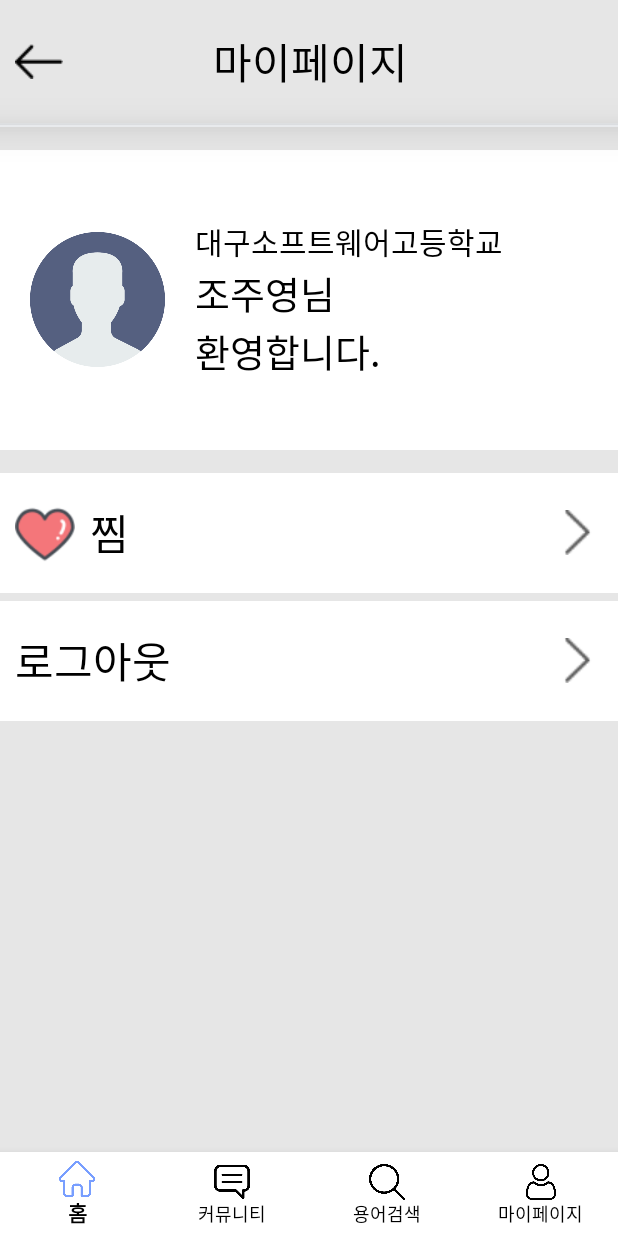
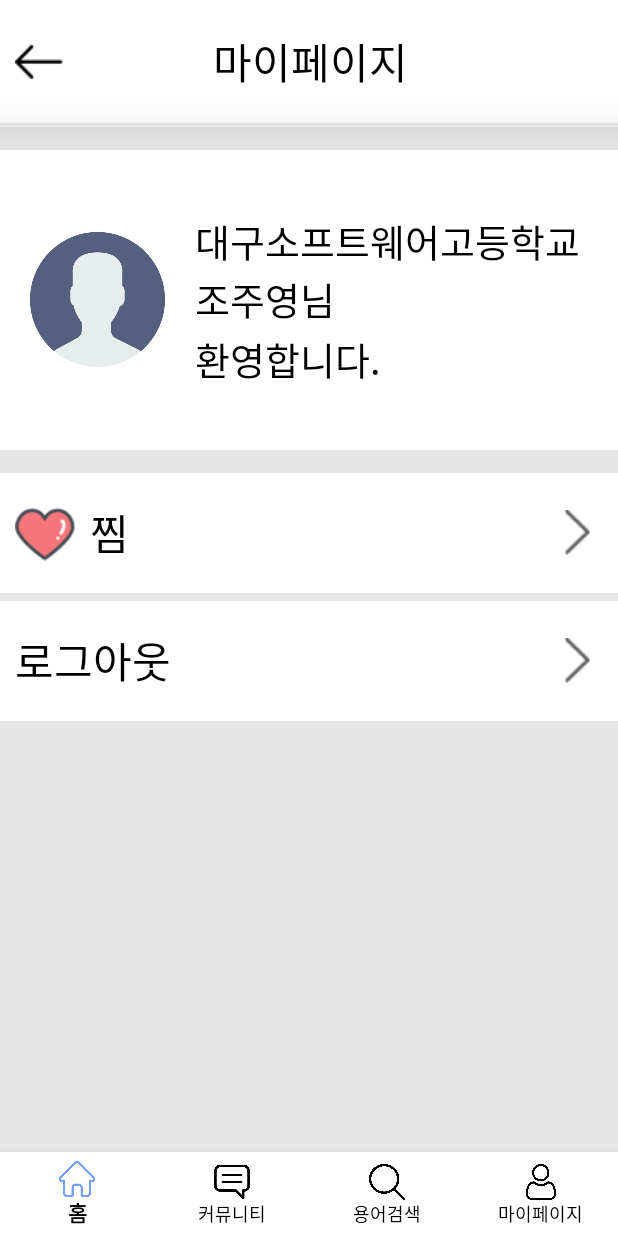
Before and after one commit to MO-LA/Mola_Android, an Android app: the MyPageActivity screen opened directly, with no data from a screen before it, on a phone screen of 412 x 824 dp. Run offline under Robolectric (Android 15) with nearby library versions, the phone set to English and light mode, and no system bars; network calls fail; 4 statements that could not run were skipped.

Commit message:
Update activity_my_page.xml

```diff
--- a/app/src/main/res/layout/activity_my_page.xml
+++ b/app/src/main/res/layout/activity_my_page.xml
@@ -11,6 +11,7 @@
     <LinearLayout
         android:layout_width="match_parent"
         android:layout_height="wrap_content"
+        android:background="#ffffff"
         android:orientation="horizontal">
 
         <ImageView
@@ -31,7 +32,7 @@
                 android:id="@+id/tv_schooldetail_title"
                 android:layout_width="match_parent"
                 android:layout_height="wrap_content"
-                android:fontFamily="@font/nexon_lv1_gothic_bold"
+                android:fontFamily="@font/nexon_lv1_gothic"
                 android:gravity="center"
                 android:padding="20dp"
                 android:text="마이페이지"
@@ -40,12 +41,12 @@
         </LinearLayout>
     </LinearLayout>
 
-    <LinearLayout
+    <View
         android:layout_width="match_parent"
         android:layout_height="1dp"
         android:background="#E8EAED" />
 
-    <LinearLayout
+    <View
         android:layout_width="match_parent"
         android:layout_height="1dp"
         android:background="#E8EAED"
@@ -79,28 +80,43 @@
             android:orientation="vertical">
 
             <TextView
-                android:id="@+id/text_school"
+                android:id="@+id/txt_mypage_school"
                 android:layout_width="wrap_content"
                 android:layout_height="wrap_content"
                 android:fontFamily="@font/nexon_lv1_gothic"
                 android:text="대구소프트웨어고등학교"
                 android:textColor="#000000"
-                android:textSize="20dp" />
+                android:textSize="25dp" />
+
+            <LinearLayout
+                android:layout_width="wrap_content"
+                android:layout_height="wrap_content"
+                android:orientation="horizontal">
 
             <TextView
-                android:id="@+id/text_name"
+                android:id="@+id/txt_mypage_id"
                 android:layout_width="wrap_content"
                 android:layout_height="wrap_content"
                 android:fontFamily="@font/nexon_lv1_gothic_bold"
-                android:text="조주영님"
+                android:text="조주영"
                 android:textColor="#000000"
                 android:textSize="25dp" />
+
+                <TextView
+                    android:layout_width="wrap_content"
+                    android:layout_height="wrap_content"
+                    android:fontFamily="@font/nexon_lv1_gothic_bold"
+                    android:text="님"
+                    android:textColor="#000000"
+                    android:textSize="25dp" />
+            </LinearLayout>
 
             <TextView
                 android:layout_width="wrap_content"
                 android:layout_height="wrap_content"
                 android:fontFamily="@font/nexon_lv1_gothic"
                 android:text="환영합니다."
+                android:layout_marginTop="1dp"
                 android:textColor="#000000"
                 android:textSize="25dp" />
         </LinearLayout>
@@ -108,7 +124,7 @@
     </LinearLayout>
 
     <LinearLayout
-        android:id="@+id/layout_mypick"
+        android:id="@+id/layout_btn_mypick"
         android:layout_width="match_parent"
         android:layout_height="80dp"
         android:layout_marginTop="15dp"
@@ -146,7 +162,7 @@
     </LinearLayout>
 
     <LinearLayout
-        android:id="@+id/layout_logout"
+        android:id="@+id/layout_btn_logout"
         android:layout_width="match_parent"
         android:layout_height="80dp"
         android:layout_marginTop="5dp"
```
